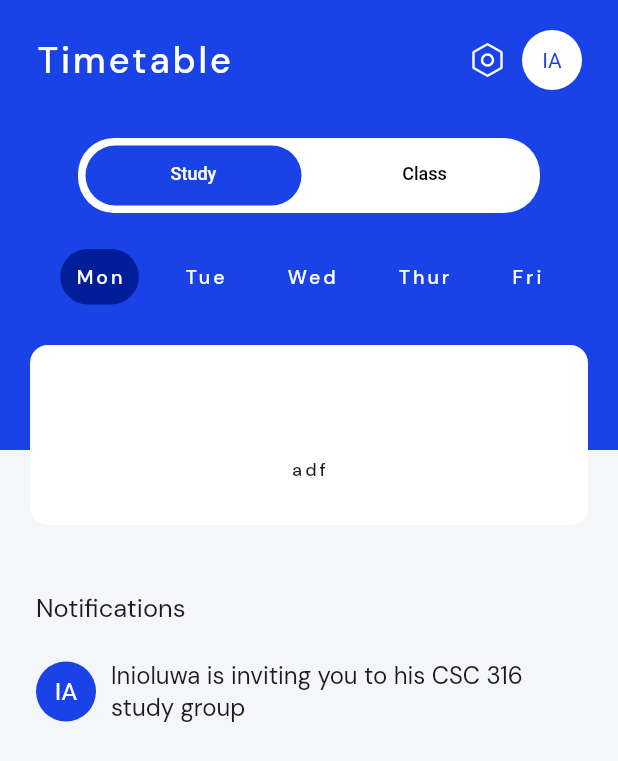
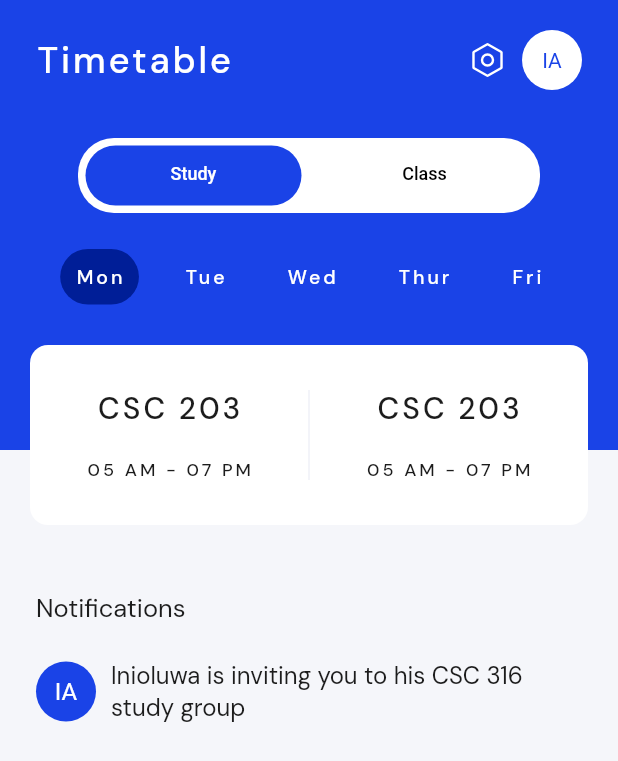
Before and after one commit to smicks11/book-club, a Flutter app: the CuratedTimeTable screen opened directly, on a phone screen of 412 x 824 dp. Shown: the top 761 px of the screen. Run offline on Flutter 3.47's test engine with Material 2 defaults, Android fonts, the phone set to English and light mode, and no system bars; our stand-ins replace bubble_tab_indicator, cloud_firestore, firebase_auth, firebase_core, flutter_datetime_picker, flutter_hex_color and 4 more; missing offline and left inert: statusbarz; accounts and stored records are empty.

Commit message:
Study group swipe

```diff
--- a/lib/screens/Homescreen/curatedtimetable.dart
+++ b/lib/screens/Homescreen/curatedtimetable.dart
@@ -205,29 +205,32 @@ class _CuratedTimeTableState extends State<CuratedTimeTable> {
                             decoration: BoxDecoration(
                                 color: Colors.white,
                                 borderRadius: BorderRadius.circular(12)),
-                            child: Timetable(
-                              course: '',
-                              time: 'adf',
-                            ),
-                            // child: Row(
-                            //     crossAxisAlignment: CrossAxisAlignment.center,
-                            //     mainAxisAlignment: MainAxisAlignment.spaceEvenly,
-                            //     children: timetable.map((e) => Timetable(
-                            //      course: e['morning']['courseCode'],
-                            //    time: '05 AM - 07 PM',
-                            //      )
-                            //                     )
-                            //                 .toList()
 
-                            //     //
-                            //     // Container(
-                            //     //   height: 60,
-                            //     //   width: 0.6,
-                            //     //   color: HexColor('E4E7F1'),
-                            //     // ),
-                            //     //
+                            child: Row(
+                                crossAxisAlignment: CrossAxisAlignment.center,
+                                mainAxisAlignment: MainAxisAlignment.spaceEvenly,
+                                children: [
+                                  Timetable(
+                                    course: 'CSC 203',
+                                    time: '05 AM - 07 PM',
+                                  ),
+                                  Container(
+                                    height: 60,
+                                    width: 0.6,
+                                    color: HexColor('E4E7F1'),
+                                  ),
+                                  Timetable(
+                                    course: 'CSC 203',
+                                    time: '05 AM - 07 PM',
+                                  )
+                                ]
 
-                            //     ),
+
+                                //
+
+                                //
+
+                                ),
                             ),
                       )
                     ],
```
